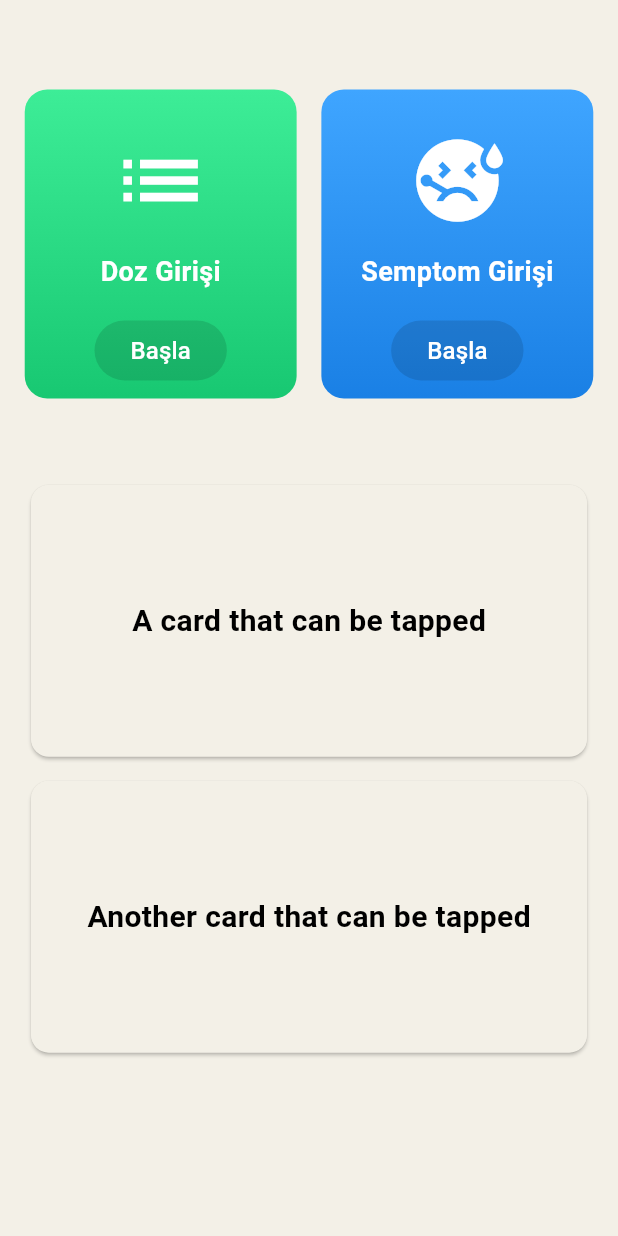
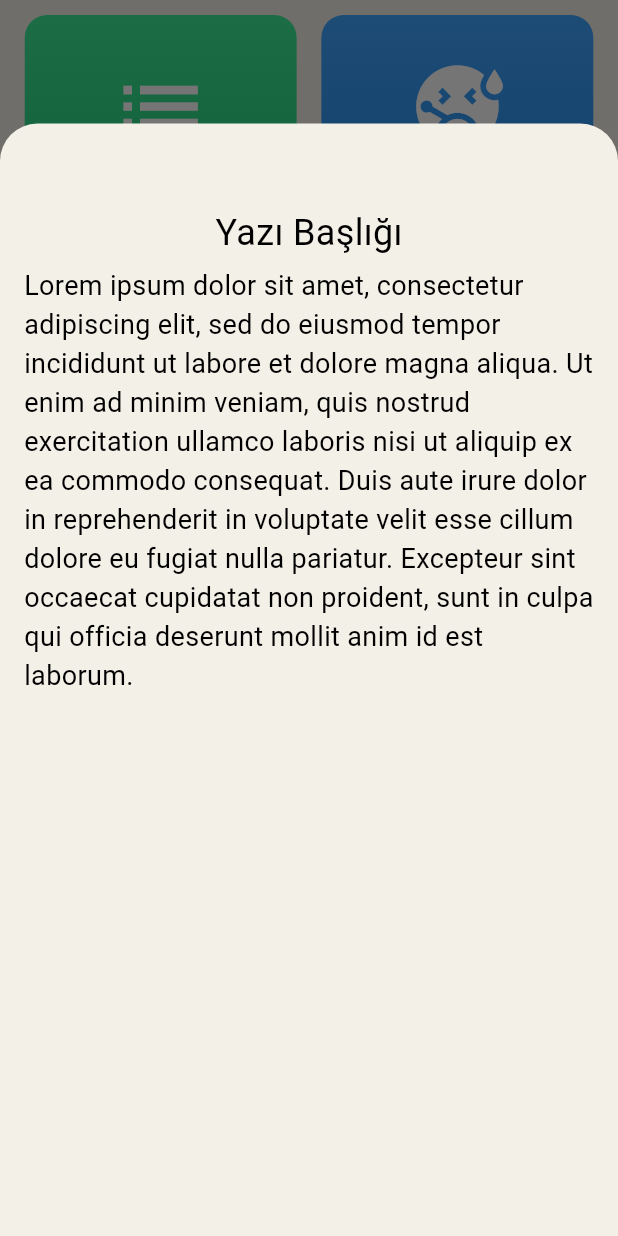
Before and after one commit to KeremTamirci/ImmunotherapyApp, a Flutter app: the DosageAndSymptomPage screen opened directly, after a tap on "A card that can be tapped", on a phone screen of 412 x 824 dp. Run offline on Flutter 3.47's test engine with Material 3 defaults, Android fonts, the phone set to English and light mode, and no system bars; our stand-ins replace cloud_firestore, firebase_auth, firebase_core, firebase_messaging, fl_chart, flutter_local_notifications; missing offline and left inert: flutter_material_pickers; accounts and stored records are empty.

Commit message:
Bottom sheet added

```diff
--- a/immunotheraphy_app/lib/main.dart
+++ b/immunotheraphy_app/lib/main.dart
@@ -41,7 +41,8 @@ class MyApp extends StatelessWidget {
               onSecondary: Color.fromARGB(255, 243, 240, 231),
               error: Color(0xff1a80e5),
               onError: Color(0xff1a80e5),
-              background: Color.fromARGB(255, 243, 240, 231),
+              // background: Color.fromARGB(255, 243, 240, 231),
+              background: Color.fromARGB(255, 242, 242, 247),
               onBackground: Color.fromARGB(255, 0, 0, 0),
               surface: Color.fromARGB(255, 243, 240, 231),
               onSurface: Color.fromARGB(255, 0, 0, 0))),
--- a/immunotheraphy_app/lib/patient/screens/dosage_and_symptom_page.dart
+++ b/immunotheraphy_app/lib/patient/screens/dosage_and_symptom_page.dart
@@ -1,4 +1,6 @@
+import 'package:flutter/cupertino.dart';
 import 'package:flutter/material.dart';
+import 'package:flutter/widgets.dart';
 import 'package:immunotheraphy_app/patient/screens/add_symptom_page.dart';
 // import 'package:immunotheraphy_app/patient/screens/dose_intake_page.dart';
 import 'package:immunotheraphy_app/patient/screens/form_page.dart';
@@ -18,63 +20,67 @@ class _DosageAndSymptomPageState extends State<DosageAndSymptomPage> {
         // appBar: AppBar(
         //   title: Text('Information Page'),
         // ),
-      body: Column(
+        body: SingleChildScrollView(
+      child: Column(
+        crossAxisAlignment: CrossAxisAlignment.stretch,
         children: <Widget>[
           const SizedBox(
             height: 10,
           ),
-          Expanded(
-            flex: 3,
-            child: Row(
+          Row(
             mainAxisAlignment: MainAxisAlignment.spaceEvenly,
             children: <Widget>[
               InformationBox(
                 title: 'Doz Girişi',
                 onTap: () {
-                    // Add your onTap logic for Box 1 here
                   print('Box 1 tapped');
                   Navigator.push(
                     context,
                     MaterialPageRoute(
                       builder: (context) => const FormPage(),
-                        ));
+                    ),
+                  );
                 },
                 icon: Icons.list,
-                  // color: hexStringToColor("3DED97"),
-                  linearGradient: LinearGradient(colors: [
+                linearGradient: LinearGradient(
+                  colors: [
                     hexStringToColor("3DED97"),
                     hexStringToColor("18C872")
-                  ], begin: Alignment.topCenter, end: Alignment.bottomCenter),
+                  ],
+                  begin: Alignment.topCenter,
+                  end: Alignment.bottomCenter,
+                ),
               ),
               InformationBox(
                 title: 'Semptom Girişi',
                 onTap: () {
-                    // Add your onTap logic for Box 2 here
                   print('Box 2 tapped');
                   Navigator.push(
                     context,
                     MaterialPageRoute(
                       builder: (context) => const AddSymptomsPage(),
-                        ));
+                    ),
+                  );
                 },
                 icon: Icons.sick,
-                  // color: hexStringToColor("1A80E5"),
-                  linearGradient: LinearGradient(colors: [
+                linearGradient: LinearGradient(
+                  colors: [
                     hexStringToColor("3FA5FF"),
                     hexStringToColor("1A80E5")
-                  ], begin: Alignment.topCenter, end: Alignment.bottomCenter),
-                  // color: hexStringToColor("D90429"),
+                  ],
+                  begin: Alignment.topCenter,
+                  end: Alignment.bottomCenter,
+                ),
               ),
             ],
           ),
+          const SizedBox(
+            height: 5,
           ),
-          // const SizedBox(
-          //   height: 5,
-          // ),
-          const Expanded(
-              flex: 5,
-              child: SingleChildScrollView(
+          const Padding(
+            padding: EdgeInsets.all(8.0),
             child: Column(
+              crossAxisAlignment: CrossAxisAlignment.stretch,
               children: [
                 InfoCardWidget(
                   title: 'A card that can be tapped',
@@ -82,15 +88,15 @@ class _DosageAndSymptomPageState extends State<DosageAndSymptomPage> {
                 InfoCardWidget(
                   title: 'Another card that can be tapped',
                 ),
-                    // InfoCardWidget(
-                    //   title: 'Another another card that cannot be tapped',
-                    // ),
+                InfoCardWidget(
+                  title: 'Another another card that cannot be tapped',
+                ),
               ],
             ),
-              )),
+          ),
         ],
       ),
-    );
+    ));
   }
 
   int getPatientDoseNumber() {
@@ -110,14 +116,56 @@ class InfoCardWidget extends StatelessWidget {
     return Padding(
       padding: const EdgeInsets.all(4.0),
       child: Card(
+        color: Colors.white,
         child: InkWell(
           splashColor: Theme.of(context).colorScheme.primary.withAlpha(30),
           onTap: () {
             debugPrint('Card $title tapped.');
+            showModalBottomSheet(
+                context: context,
+                isScrollControlled: true,
+                shape: const RoundedRectangleBorder(
+                  borderRadius: BorderRadius.vertical(
+                    top: Radius.circular(25.0),
+                  ),
+                ),
+                builder: (context) {
+                  return SizedBox(
+                    height: MediaQuery.of(context).size.height * 0.9,
+                    child: const Column(
+                      crossAxisAlignment: CrossAxisAlignment.start,
+                      mainAxisSize: MainAxisSize.min,
+                      children: <Widget>[
+                        SizedBox(
+                          height: 40,
+                        ),
+                        Padding(
+                          padding: EdgeInsets.all(16.0),
+                          child: Align(
+                            alignment: Alignment.topLeft,
+                            child: Column(
+                              children: [
+                                Text(
+                                  "Yazı Başlığı",
+                                  style: TextStyle(fontSize: 24),
+                                ),
+                                SizedBox(height: 5),
+                                Text(
+                                  "Lorem ipsum dolor sit amet, consectetur adipiscing elit, sed do eiusmod tempor incididunt ut labore et dolore magna aliqua. Ut enim ad minim veniam, quis nostrud exercitation ullamco laboris nisi ut aliquip ex ea commodo consequat. Duis aute irure dolor in reprehenderit in voluptate velit esse cillum dolore eu fugiat nulla pariatur. Excepteur sint occaecat cupidatat non proident, sunt in culpa qui officia deserunt mollit anim id est laborum.",
+                                  style: TextStyle(fontSize: 18),
+                                )
+                              ],
+                            ),
+                          ),
+                        ),
+                      ],
+                    ),
+                  );
+                });
           },
           child: SizedBox(
             width: MediaQuery.of(context).size.width * 0.90,
-            height: MediaQuery.of(context).size.height * 0.22,
+            height: MediaQuery.of(context).size.height * 0.3,
             child: Center(
               child: Text(
                 title,
```
Lines whose indentation alone changed are shown as unchanged.
